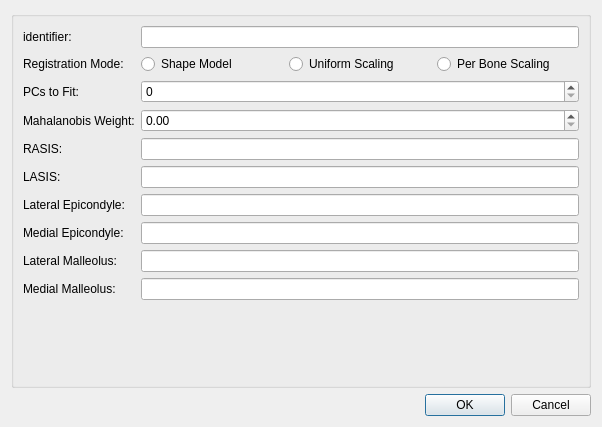
Qt form mapclientplugins/fieldworklowerlimbgenerationstep/qt/configuredialog.ui (mapclient-plugins/fieldworklowerlimbgenerationstep) before a commit.
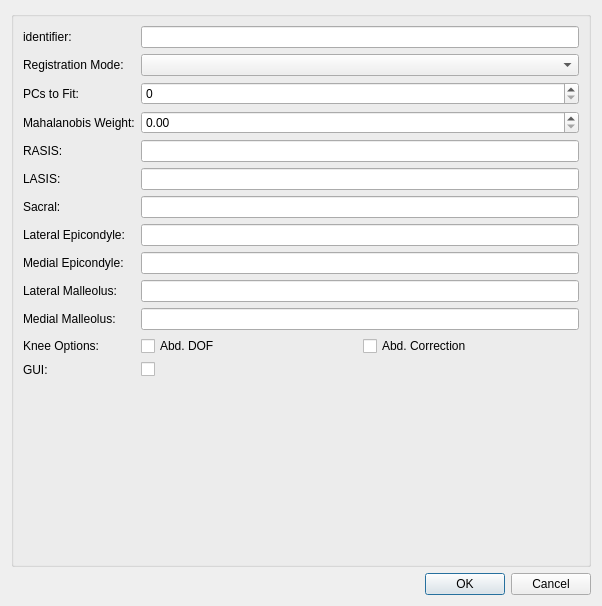
The same form after that commit.

The edit to the form file:
```diff
--- a/mapclientplugins/fieldworklowerlimbgenerationstep/qt/configuredialog.ui
+++ b/mapclientplugins/fieldworklowerlimbgenerationstep/qt/configuredialog.ui
@@ -7,7 +7,7 @@
     <x>0</x>
     <y>0</y>
     <width>602</width>
-    <height>427</height>
+    <height>606</height>
    </rect>
   </property>
   <property name="windowTitle">
@@ -37,31 +37,6 @@
         </property>
        </widget>
       </item>
-      <item row="1" column="1">
-       <layout class="QHBoxLayout" name="horizontalLayout">
-        <item>
-         <widget class="QRadioButton" name="radioButton_2">
-          <property name="text">
-           <string>Shape Model</string>
-          </property>
-         </widget>
-        </item>
-        <item>
-         <widget class="QRadioButton" name="radioButton_3">
-          <property name="text">
-           <string>Uniform Scaling</string>
-          </property>
-         </widget>
-        </item>
-        <item>
-         <widget class="QRadioButton" name="radioButton">
-          <property name="text">
-           <string>Per Bone Scaling</string>
-          </property>
-         </widget>
-        </item>
-       </layout>
-      </item>
       <item row="2" column="0">
        <widget class="QLabel" name="label">
         <property name="text">
@@ -96,51 +71,103 @@
         </property>
        </widget>
       </item>
+      <item row="4" column="1">
+       <widget class="QLineEdit" name="lineEdit_RASIS"/>
+      </item>
+      <item row="5" column="1">
+       <widget class="QLineEdit" name="lineEdit_LASIS"/>
+      </item>
+      <item row="1" column="1">
+       <widget class="QComboBox" name="comboBox_regmode"/>
+      </item>
+      <item row="6" column="1">
+       <widget class="QLineEdit" name="lineEdit_Sacral"/>
+      </item>
       <item row="6" column="0">
+       <widget class="QLabel" name="label_9">
+        <property name="text">
+         <string>Sacral:</string>
+        </property>
+       </widget>
+      </item>
+      <item row="7" column="0">
        <widget class="QLabel" name="label_5">
         <property name="text">
          <string>Lateral Epicondyle:</string>
         </property>
        </widget>
       </item>
-      <item row="7" column="0">
+      <item row="7" column="1">
+       <widget class="QLineEdit" name="lineEdit_LEC"/>
+      </item>
+      <item row="8" column="0">
        <widget class="QLabel" name="label_6">
         <property name="text">
          <string>Medial Epicondyle:</string>
         </property>
        </widget>
       </item>
-      <item row="8" column="0">
+      <item row="8" column="1">
+       <widget class="QLineEdit" name="lineEdit_MEC"/>
+      </item>
+      <item row="9" column="0">
        <widget class="QLabel" name="label_7">
         <property name="text">
          <string>Lateral Malleolus:</string>
         </property>
        </widget>
       </item>
-      <item row="9" column="0">
+      <item row="9" column="1">
+       <widget class="QLineEdit" name="lineEdit_LM"/>
+      </item>
+      <item row="10" column="0">
        <widget class="QLabel" name="label_8">
         <property name="text">
          <string>Medial Malleolus:</string>
         </property>
        </widget>
       </item>
-      <item row="4" column="1">
-       <widget class="QLineEdit" name="lineEdit"/>
+      <item row="10" column="1">
+       <widget class="QLineEdit" name="lineEdit_MM"/>
       </item>
-      <item row="5" column="1">
-       <widget class="QLineEdit" name="lineEdit_2"/>
+      <item row="11" column="0">
+       <widget class="QLabel" name="label_10">
+        <property name="text">
+         <string>Knee Options:</string>
+        </property>
+       </widget>
       </item>
-      <item row="6" column="1">
-       <widget class="QLineEdit" name="lineEdit_3"/>
+      <item row="11" column="1">
+       <layout class="QHBoxLayout" name="horizontalLayout">
+        <item>
+         <widget class="QCheckBox" name="checkBox_kneedof">
+          <property name="text">
+           <string>Abd. DOF</string>
+          </property>
+         </widget>
+        </item>
+        <item>
+         <widget class="QCheckBox" name="checkBox_kneecorr">
+          <property name="text">
+           <string>Abd. Correction</string>
+          </property>
+         </widget>
+        </item>
+       </layout>
       </item>
-      <item row="7" column="1">
-       <widget class="QLineEdit" name="lineEdit_4"/>
+      <item row="12" column="0">
+       <widget class="QLabel" name="label_11">
+        <property name="text">
+         <string>GUI:</string>
+        </property>
+       </widget>
       </item>
-      <item row="8" column="1">
-       <widget class="QLineEdit" name="lineEdit_5"/>
-      </item>
-      <item row="9" column="1">
-       <widget class="QLineEdit" name="lineEdit_6"/>
+      <item row="12" column="1">
+       <widget class="QCheckBox" name="checkBox_GUI">
+        <property name="text">
+         <string/>
+        </property>
+       </widget>
       </item>
      </layout>
     </widget>
```
Left out of the diff: 58 changed lines with no effect on the pictures.
